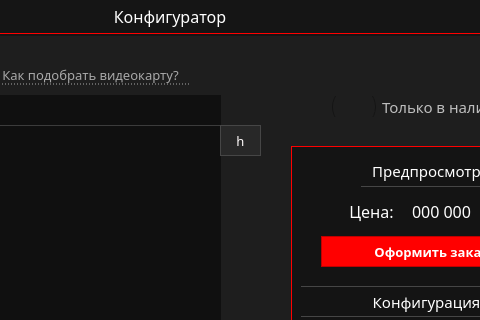
Above: ui/main_interface.ui from marginalprog/git_pcconf before the change; both pictures show x 851 to 1331 and y 0 to 320 of the 1496 by 677 pixel window. Below: the same form after it.
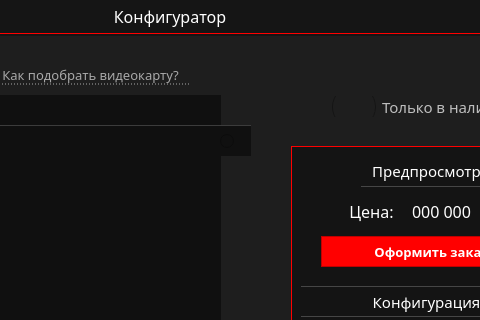
That is the form after the change. The open tabs and pages were chosen to show the change. Icons and pictures are not drawn.

The edit to the form file:
```diff
--- a/ui/main_interface.ui
+++ b/ui/main_interface.ui
@@ -9021,39 +9021,62 @@
               <string/>
              </property>
             </widget>
-            <widget class="QPushButton" name="btnVideoHeader">
+            <widget class="QRadioButton" name="btnVideoHeader">
              <property name="geometry">
               <rect>
                <x>730</x>
                <y>80</y>
-               <width>41</width>
+               <width>31</width>
                <height>31</height>
               </rect>
              </property>
+             <property name="sizePolicy">
+              <sizepolicy hsizetype="Maximum" vsizetype="Fixed">
+               <horstretch>0</horstretch>
+               <verstretch>0</verstretch>
+              </sizepolicy>
+             </property>
              <property name="font">
               <font>
-               <family>Montserrat Medium</family>
-               <pointsize>10</pointsize>
+               <pointsize>-1</pointsize>
               </font>
              </property>
              <property name="styleSheet">
-              <string notr="true">QPushButton{
-	border:1px solid rgb(70,70,70);
-	background-color: rgb(40,40,40);
-	color: #fffafa;
+              <string notr="true">QRadioButton{
+	background-color: #101010;
+	color: #dddddd;
+	border: 0px;
+	border-top: 1px solid rgb(60,60,60);
+	font-size: 14px;
 }
-
-QPushButton::hover
-{
-	border:1px;
+QRadioButton:hover{
 	background-color: rgb(60,60,60);
 	border-color: rgb(40,40,40);
 	border-bottom: 1px solid  red;
 }
-</string>
+QRadioButton::indicator:hover{
+    width: 25px;
+    height: 25px;
+ 	border-image: url(&quot;E:/pcconf/images/down-arrow.png&quot;) 0;
+}
+QRadioButton::indicator:checked {
+    width: 25px;
+    height: 25px;
+	margin-left: 3px;
+ 	border-image: url(&quot;E:/pcconf/images/up-arrow.png&quot;) 0;
+	color: white;
+}
+
+QRadioButton::indicator:unchecked {
+    width: 25px;
+    height: 25px;
+	margin-left: 3px;
+ 	border-image: url(&quot;E:/pcconf/images/down-arrow-gray.png&quot;) 0;
+	color: rgb(190,190,190);
+}</string>
              </property>
              <property name="text">
-              <string>h</string>
+              <string/>
              </property>
             </widget>
            </widget>
```
Left out of the diff: 32 changed lines with no effect on the pictures.
